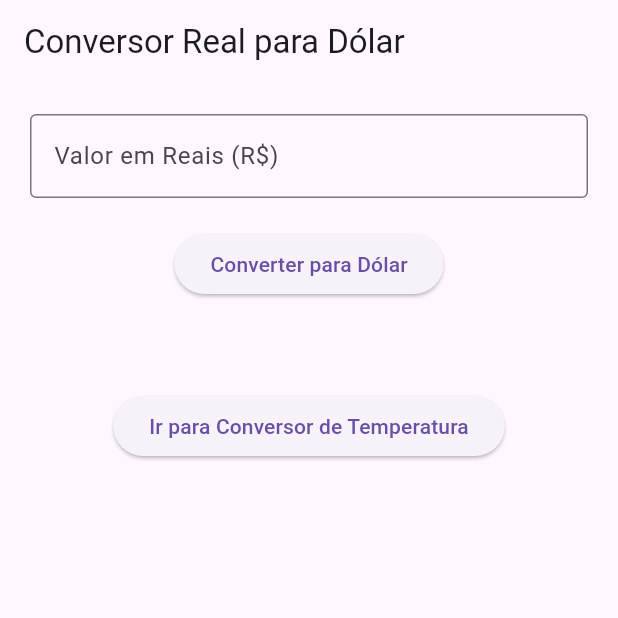
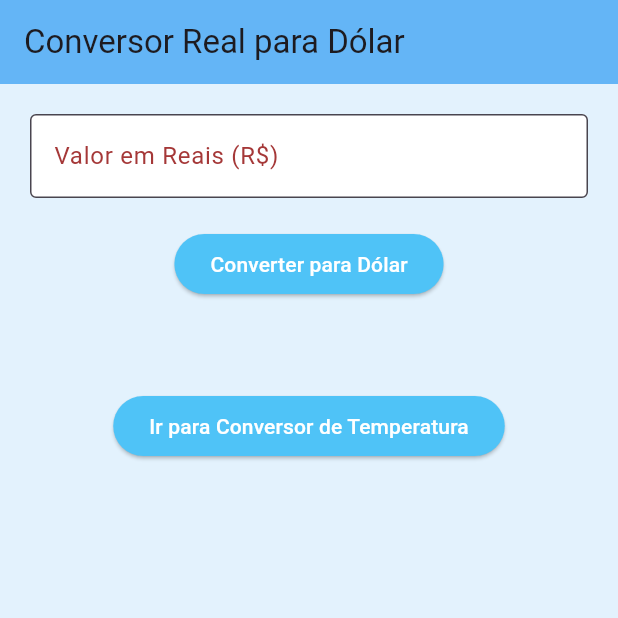
Before and after one commit to mateuscodigos/mobile, a Flutter app: the screen it shows after launch, on a phone screen of 412 x 824 dp, the top half of it. Run offline on Flutter 3.47's test engine with Material 3 defaults, Android fonts, the light colour scheme and no system bars.

Commit message:
cores da tela

```diff
--- a/primeiraula/lib/main.dart
+++ b/primeiraula/lib/main.dart
@@ -1,5 +1,5 @@
 import 'package:flutter/material.dart';
-import 'temperaturaScreen.dart'; // Certifique-se de que esse arquivo exista
+import 'temperaturaScreen.dart';
 
 void main() {
   runApp(ConversorApp());
@@ -11,7 +11,24 @@
     return MaterialApp(
       title: 'Conversor Real → Dólar',
       theme: ThemeData(
-        primarySwatch: Colors.blue,
+        primarySwatch: Colors.indigo,
+        scaffoldBackgroundColor: Color(0xFFE3F2FD),
+        elevatedButtonTheme: ElevatedButtonThemeData(
+          style: ElevatedButton.styleFrom(
+            backgroundColor: Color(0xFF4FC3F7),
+            foregroundColor: Colors.white,
+          ),
+        ),
+        inputDecorationTheme: InputDecorationTheme(
+          filled: true,
+          fillColor: Color(0xFFFFFFFF),
+          border: OutlineInputBorder(),
+          labelStyle: TextStyle(color: const Color.fromARGB(255, 165, 56, 56)),
+        ),
+        textTheme: TextTheme( //
+          bodyLarge: TextStyle(color: const Color.fromARGB(255, 165, 56, 56)),
+          bodyMedium: TextStyle(color: const Color.fromARGB(255, 165, 56, 56)),
+        ),
       ),
       home: ConversorPage(),
     );
@@ -26,7 +43,7 @@
 class _ConversorPageState extends State<ConversorPage> {
   final TextEditingController _realController = TextEditingController();
   double? _resultado;
-  double _taxaDolar = 5.20; // Cotação de exemplo
+  double _taxaDolar = 5.63;
 
   void _converter() {
     final texto = _realController.text;
@@ -57,6 +74,7 @@
     return Scaffold(
       appBar: AppBar(
         title: Text('Conversor Real para Dólar'),
+        backgroundColor: Color(0xFF64B5F6),
       ),
       body: Padding(
         padding: const EdgeInsets.all(20.0),
@@ -67,24 +85,30 @@
               keyboardType: TextInputType.numberWithOptions(decimal: true),
               decoration: InputDecoration(
                 labelText: 'Valor em Reais (R\$)',
-                border: OutlineInputBorder(),
+                // o fundo agora é controlado globalmente no Theme
               ),
             ),
             SizedBox(height: 20),
             ElevatedButton(
               onPressed: _converter,
               child: Text('Converter para Dólar'),
+              // estilo também vem do tema global
             ),
             SizedBox(height: 30),
             if (_resultado != null)
               Text(
                 'Resultado: \$${_resultado!.toStringAsFixed(2)}',
-                style: TextStyle(fontSize: 24, fontWeight: FontWeight.bold),
+                style: TextStyle(
+                  fontSize: 24,
+                  fontWeight: FontWeight.bold,
+                  color: Color.fromARGB(221, 186, 255, 95),
+                ),
               ),
             SizedBox(height: 30),
             ElevatedButton(
               onPressed: _navegarParaTemperatura,
               child: Text('Ir para Conversor de Temperatura'),
+              // segue o tema global
             ),
           ],
         ),
```
